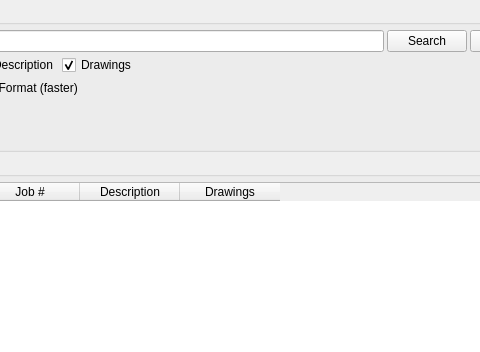
Old version of the form modules/search/ui/search_tab.ui in the repository i-machine-things-org/JobDocs; both pictures show x 234 to 714 and y 0 to 352 of the 880 by 650 pixel window.
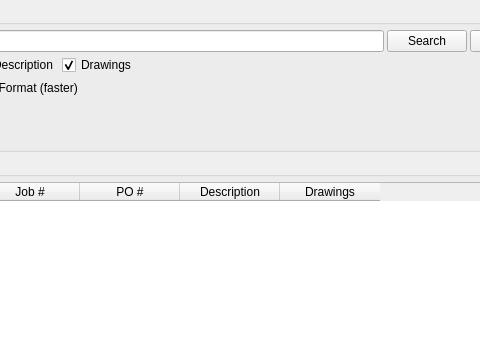
New version of the form.

Commit message: feat: show PO number as a column in search results

The edit to the form file:
```diff
--- a/modules/search/ui/search_tab.ui
+++ b/modules/search/ui/search_tab.ui
@@ -328,6 +328,11 @@
           <string>Job #</string>
          </property>
         </column>
+        <column>
+         <property name="text">
+          <string>PO #</string>
+         </property>
+        </column>
         <column>
          <property name="text">
           <string>Description</string>
```
The commit also changes 4 other files.
